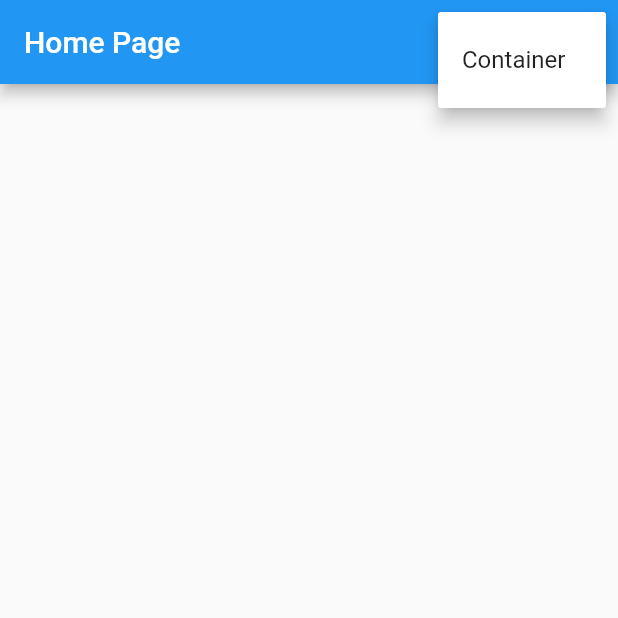
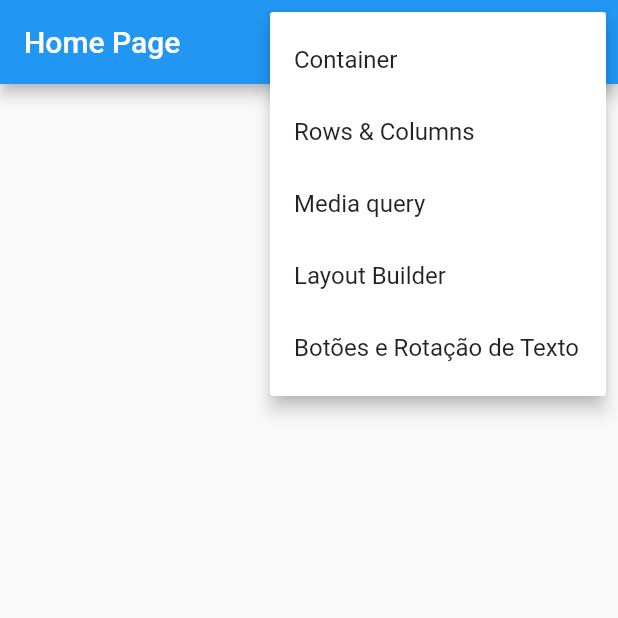
Before and after one commit to jailtonmendes/flutter-base, a Flutter app: the screen it shows after launch, after a tap on the "more vert" icon, on a phone screen of 412 x 824 dp, the top half of it. Run offline on Flutter 3.47's test engine with Material 2 defaults, Android fonts, the phone set to English and light mode, and no system bars; our stand-ins replace device_preview.

Commit message:
LayoutBuilder...

```diff
--- a/reference_code/lib/main.dart
+++ b/reference_code/lib/main.dart
@@ -1,9 +1,20 @@
+import 'package:device_preview/device_preview.dart';
 import 'package:flutter/material.dart';
+import 'package:reference_code/pages/botoes_rotacao_texto_page.dart';
 import 'package:reference_code/pages/container/container_page.dart';
 import 'package:reference_code/pages/home/home_page.dart';
+import 'package:reference_code/pages/layout_builder/layout_builder_page.dart';
+import 'package:reference_code/pages/media_query/media_query_page.dart';
+import 'package:reference_code/pages/rows_columns/rows_column_page.dart';
 
 void main() {
-  runApp(const MyApp());
+  runApp(
+    DevicePreview(
+      enabled: false,
+      // !kReleaseMode, //Verificando se App está em produção = KReleaseMode
+      builder: (context) => const MyApp(),
+    ),
+  );
 }
 
 class MyApp extends StatelessWidget {
@@ -14,12 +25,16 @@ class MyApp extends StatelessWidget {
     return MaterialApp(
       debugShowCheckedModeBanner: false,
       title: 'Flutter Demo',
-      theme: ThemeData(
-        primarySwatch: Colors.blue
-      ),
+      theme: ThemeData(primarySwatch: Colors.blue),
+      locale: DevicePreview.locale(context),
+      builder: DevicePreview.appBuilder,
       routes: {
         '/': (_) => const HomePage(),
         '/container': (_) => const ContainerPage(),
+        '/rows_columns': (_) => const RowsColumnPage(),
+        '/media_query': (_) => const MediaQueryPage(),
+        '/layout_builder': (_) => const LayoutBuilderPage(),
+        '/botoes_rotacao_texto': (_) => const BotoesRotacaoTextoPage()
       },
     );
   }
--- a/reference_code/lib/pages/home/home_page.dart
+++ b/reference_code/lib/pages/home/home_page.dart
@@ -1,7 +1,11 @@
 import 'package:flutter/material.dart';
 
-enum PopupMenuPages{
-  container
+enum PopupMenuPages {
+  container,
+  rowsColumns,
+  mediaQuery,
+  layoutBuilder,
+  botoesRotacaoTexto
 }
 
 class HomePage extends StatelessWidget {
@@ -22,16 +26,45 @@ class HomePage extends StatelessWidget {
                 case PopupMenuPages.container:
                   Navigator.of(context).pushNamed('/container');
                   break;
-                default:
+                case PopupMenuPages.rowsColumns:
+                  Navigator.of(context).pushNamed('/rows_columns');
+                  break;
+                case PopupMenuPages.mediaQuery:
+                  Navigator.of(context).pushNamed('/media_query');
+                  break;
+                case PopupMenuPages.layoutBuilder:
+                  Navigator.of(context).pushNamed('/layout_builder');
+                  break;
+                case PopupMenuPages.botoesRotacaoTexto:
+                  Navigator.of(context).pushNamed('/botoes_rotacao_texto');
+                  break;
               }
             },
             itemBuilder: (BuildContext context) {
-            return <PopupMenuItem<PopupMenuPages>>[
-              const PopupMenuItem<PopupMenuPages>(
-                value: PopupMenuPages.container,
-                child: Text('Container'),),
-            ];
-          }),
+              return <PopupMenuItem<PopupMenuPages>>[
+                const PopupMenuItem<PopupMenuPages>(
+                  value: PopupMenuPages.container,
+                  child: Text('Container'),
+                ),
+                const PopupMenuItem<PopupMenuPages>(
+                  value: PopupMenuPages.rowsColumns,
+                  child: Text('Rows & Columns'),
+                ),
+                const PopupMenuItem<PopupMenuPages>(
+                  value: PopupMenuPages.mediaQuery,
+                  child: Text('Media query'),
+                ),
+                const PopupMenuItem<PopupMenuPages>(
+                  value: PopupMenuPages.layoutBuilder,
+                  child: Text('Layout Builder'),
+                ),
+                const PopupMenuItem<PopupMenuPages>(
+                  value: PopupMenuPages.botoesRotacaoTexto,
+                  child: Text('Botões e Rotação de Texto'),
+                ),
+              ];
+            },
+          ),
         ],
       ),
       body: Container(),
--- a/reference_code/pubspec.yaml
+++ b/reference_code/pubspec.yaml
@@ -30,6 +30,7 @@ environment:
 dependencies:
   flutter:
     sdk: flutter
+  device_preview: ^1.1.0
 
 
   # The following adds the Cupertino Icons font to your application.
```
Also changed, not shown: reference_code/lib/pages/botoes_rotacao_texto_page.dart (added, +159 -0 lines), reference_code/lib/pages/layout_builder/layout_builder_page.dart (added, +34 -0 lines), reference_code/lib/pages/media_query/media_query_page.dart (added, +47 -0 lines), reference_code/lib/pages/rows_columns/rows_column_page.dart (added, +58 -0 lines), reference_code/pubspec.lock.
